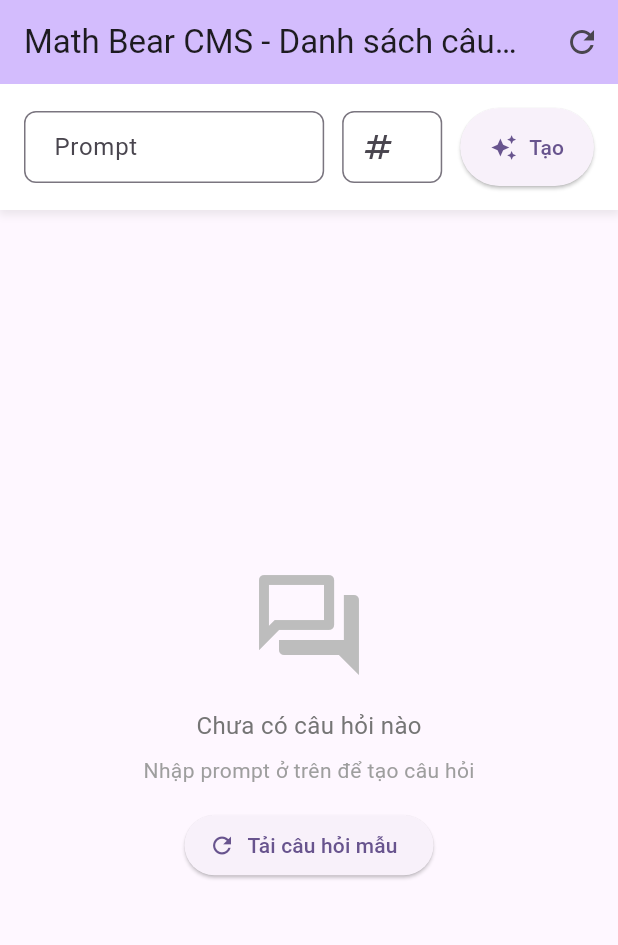
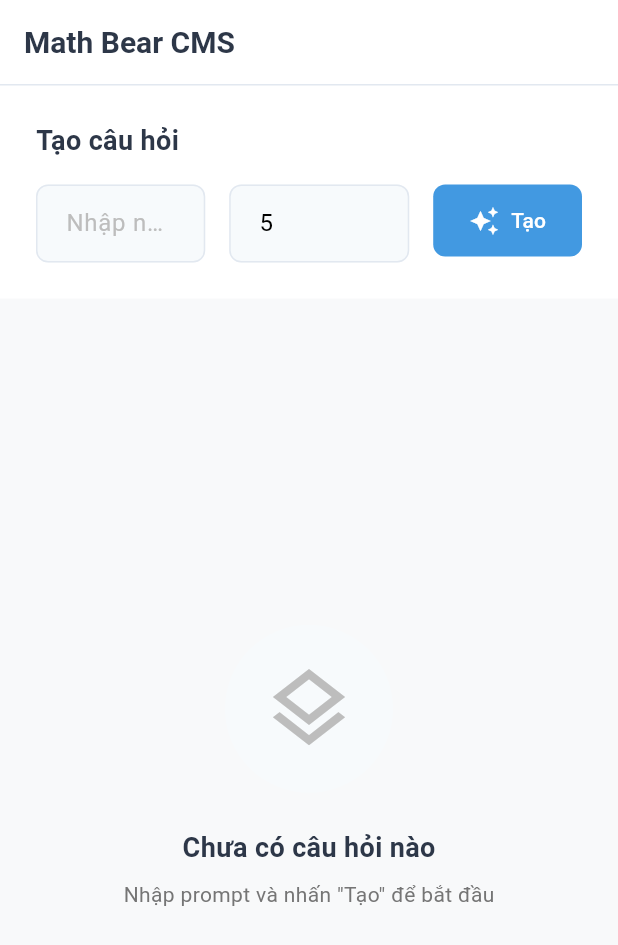
Before and after one commit to dainn67/math-bear-cms, a Flutter app: the screen it shows after launch, on a phone screen of 412 x 824 dp. Shown: the top 945 px of the screen. Run offline on Flutter 3.47's test engine with Material 3 defaults, Android fonts, the phone set to English and light mode, and no system bars.

Commit message:
feat: home screen

```diff
--- a/lib/screens/home_screen.dart
+++ b/lib/screens/home_screen.dart
@@ -12,19 +12,11 @@ class HomeScreen extends StatefulWidget {
 }
 
 class _HomeScreenState extends State<HomeScreen> {
-  late ImageGenProvider imageGenProvider;
-
   final TextEditingController _promptController = TextEditingController();
   final TextEditingController _numberOfImagesController = TextEditingController(text: '5');
 
-  String get prompt => _promptController.text.trim();
-  int get numberOfImages => int.tryParse(_numberOfImagesController.text.trim()) ?? 5;
-
-  @override
-  void initState() {
-    super.initState();
-    imageGenProvider = Provider.of<ImageGenProvider>(context, listen: false);
-  }
+  String get _prompt => _promptController.text.trim();
+  int get _numberOfImages => int.tryParse(_numberOfImagesController.text.trim()) ?? 5;
 
   @override
   void dispose() {
@@ -33,284 +25,413 @@ class _HomeScreenState extends State<HomeScreen> {
     super.dispose();
   }
 
+  void _handleGenerate(ImageGenProvider provider) {
+    if (_prompt.isNotEmpty) {
+      provider.generateImageQuestionsList(_prompt, numberOfImages: _numberOfImages);
+    }
+  }
+
   @override
   Widget build(BuildContext context) {
     return Scaffold(
-      appBar: AppBar(
-        title: const Text('Math Bear CMS - Danh sách câu hỏi'),
-        backgroundColor: Theme.of(context).colorScheme.inversePrimary,
-        actions: [
-          IconButton(
-            icon: const Icon(Icons.refresh),
-            onPressed: () {
-              imageGenProvider.generateImageQuestionsList(prompt, numberOfImages: numberOfImages);
-            },
-          ),
+      backgroundColor: const Color(0xFFF8F9FA),
+      appBar: _buildAppBar(),
+      body: Consumer<ImageGenProvider>(
+        builder: (context, provider, _) => Column(
+          children: [
+            _buildInputSection(provider),
+            Expanded(child: _buildContent(provider)),
           ],
         ),
-      body: Consumer<ImageGenProvider>(
-        builder: (context, provider, child) {
-          return Column(
-            children: [
-              // Prompt input section
-              Container(
-                padding: const EdgeInsets.all(16),
-                decoration: BoxDecoration(
-                  color: Colors.white,
-                  boxShadow: [
-                    BoxShadow(
-                      color: Colors.grey.withValues(alpha: 0.2),
-                      spreadRadius: 1,
-                      blurRadius: 4,
-                      offset: const Offset(0, 2),
-                    ),
-                  ],
-                ),
-                child: Column(
-                  children: [
-                    Row(
-                      children: [
-                        Expanded(
-                          flex: 3,
-                          child: TextField(
-                            controller: _promptController,
-                            decoration: InputDecoration(
-                              labelText: 'Prompt',
-                              hintText: 'Nhập prompt để tạo câu hỏi...',
-                              border: OutlineInputBorder(
-                                borderRadius: BorderRadius.circular(8),
-                              ),
-                              contentPadding: const EdgeInsets.symmetric(
-                                horizontal: 16,
-                                vertical: 12,
-                              ),
-                            ),
-                            maxLines: 1,
-                            textInputAction: TextInputAction.next,
-                            onSubmitted: (_) {
-                              if (_promptController.text.trim().isNotEmpty) {
-                                provider.generateImageQuestionsList(prompt, numberOfImages: numberOfImages);
-                              }
-                            },
-                          ),
-                        ),
-                        const SizedBox(width: 12),
-                        Expanded(
-                          child: TextField(
-                            controller: _numberOfImagesController,
-                            decoration: InputDecoration(
-                              labelText: 'Số lượng',
-                              hintText: '5',
-                              border: OutlineInputBorder(
-                                borderRadius: BorderRadius.circular(8),
-                              ),
-                              contentPadding: const EdgeInsets.symmetric(
-                                horizontal: 16,
-                                vertical: 12,
-                              ),
-                              prefixIcon: const Icon(Icons.numbers),
-                            ),
-                            keyboardType: TextInputType.number,
-                            maxLines: 1,
-                            textInputAction: TextInputAction.done,
-                            onSubmitted: (_) {
-                              if (_promptController.text.trim().isNotEmpty) {
-                                provider.generateImageQuestionsList(prompt, numberOfImages: numberOfImages);
-                              }
-                            },
-                          ),
-                        ),
-                        const SizedBox(width: 12),
-                        ElevatedButton.icon(
-                          onPressed: provider.isLoading
-                              ? null
-                              : () {
-                                  if (_promptController.text.trim().isNotEmpty) {
-                                    provider.generateImageQuestionsList(prompt, numberOfImages: numberOfImages);
-                                  }
-                                },
-                          icon: const Icon(Icons.auto_awesome),
-                          label: const Text('Tạo'),
-                          style: ElevatedButton.styleFrom(
-                            padding: const EdgeInsets.symmetric(
-                              horizontal: 20,
-                              vertical: 16,
-                            ),
-                          ),
-                        ),
-                      ],
-                    ),
-                  ],
-                ),
-              ),
-
-              // Content section
-              Expanded(child: _buildContent(provider)),
-            ],
-          );
-        },
       ),
     );
   }
 
-  Widget _buildContent(ImageGenProvider provider) {
-    // Loading
-    if (provider.isLoading) {
-      return const Center(
-        child: Column(
-          mainAxisAlignment: MainAxisAlignment.center,
-          children: [
-            CircularProgressIndicator(),
-            SizedBox(height: 16),
-            Text('Đang tải danh sách câu hỏi...'),
-          ],
+  PreferredSizeWidget _buildAppBar() {
+    return AppBar(
+      elevation: 0,
+      backgroundColor: Colors.white,
+      title: const Text(
+        'Math Bear CMS',
+        style: TextStyle(
+          color: Color(0xFF2D3748),
+          fontSize: 20,
+          fontWeight: FontWeight.w600,
+        ),
+      ),
+      bottom: PreferredSize(
+        preferredSize: const Size.fromHeight(1),
+        child: Container(
+          height: 1,
+          color: const Color(0xFFE2E8F0),
+        ),
       ),
     );
   }
 
-    // Error message
-    if (provider.imageQuestions.any((question) => question.hasError)) {
-      return Center(
+  Widget _buildInputSection(ImageGenProvider provider) {
+    return Container(
+      padding: const EdgeInsets.all(24),
+      color: Colors.white,
       child: Column(
-          mainAxisAlignment: MainAxisAlignment.center,
+        crossAxisAlignment: CrossAxisAlignment.start,
         children: [
-            Icon(
-              Icons.error_outline,
-              size: 80,
-              color: Colors.red[300],
-            ),
-            const SizedBox(height: 16),
-            Padding(
-              padding: const EdgeInsets.symmetric(horizontal: 32),
-              child: Text(
-                provider.imageQuestions.firstWhere((question) => question.hasError).error!,
+          const Text(
+            'Tạo câu hỏi',
             style: TextStyle(
-                  fontSize: 16,
-                  color: Colors.red[700],
-                ),
-                textAlign: TextAlign.center,
+              fontSize: 18,
+              fontWeight: FontWeight.w600,
+              color: Color(0xFF2D3748),
             ),
           ),
           const SizedBox(height: 16),
-            ElevatedButton.icon(
-              onPressed: () {
-                provider.generateImageQuestionsList(prompt, numberOfImages: numberOfImages);
-              },
-              icon: const Icon(Icons.refresh),
-              label: const Text('Thử lại'),
+          Row(
+            crossAxisAlignment: CrossAxisAlignment.start,
+            children: [
+              Expanded(
+                flex: 4,
+                child: _buildPromptField(provider),
+              ),
+              const SizedBox(width: 16),
+              SizedBox(
+                width: 120,
+                child: _buildNumberField(provider),
+              ),
+              const SizedBox(width: 16),
+              _buildGenerateButton(provider),
+            ],
           ),
         ],
       ),
     );
   }
 
-    // Empty list
+  Widget _buildPromptField(ImageGenProvider provider) {
+    return TextField(
+      controller: _promptController,
+      style: const TextStyle(color: Colors.black),
+      decoration: InputDecoration(
+        focusColor: Colors.black,
+        hintText: 'Nhập nội dung câu hỏi...',
+        hintStyle: TextStyle(color: Colors.grey[400]),
+        filled: true,
+        fillColor: const Color(0xFFF7FAFC),
+        border: OutlineInputBorder(
+          borderRadius: BorderRadius.circular(8),
+          borderSide: const BorderSide(color: Color(0xFFE2E8F0)),
+        ),
+        enabledBorder: OutlineInputBorder(
+          borderRadius: BorderRadius.circular(8),
+          borderSide: const BorderSide(color: Color(0xFFE2E8F0)),
+        ),
+        focusedBorder: OutlineInputBorder(
+          borderRadius: BorderRadius.circular(8),
+          borderSide: const BorderSide(color: Color(0xFF4299E1), width: 2),
+        ),
+        contentPadding: const EdgeInsets.symmetric(horizontal: 16, vertical: 14),
+      ),
+      onSubmitted: (_) => _handleGenerate(provider),
+    );
+  }
+
+  Widget _buildNumberField(ImageGenProvider provider) {
+    return TextField(
+      controller: _numberOfImagesController,
+      keyboardType: TextInputType.number,
+      style: const TextStyle(color: Colors.black),
+      decoration: InputDecoration(
+        focusColor: Colors.black,
+        hintText: '5',
+        hintStyle: TextStyle(color: Colors.grey[400]),
+        filled: true,
+        fillColor: const Color(0xFFF7FAFC),
+        border: OutlineInputBorder(
+          borderRadius: BorderRadius.circular(8),
+          borderSide: const BorderSide(color: Color(0xFFE2E8F0)),
+        ),
+        enabledBorder: OutlineInputBorder(
+          borderRadius: BorderRadius.circular(8),
+          borderSide: const BorderSide(color: Color(0xFFE2E8F0)),
+        ),
+        focusedBorder: OutlineInputBorder(
+          borderRadius: BorderRadius.circular(8),
+          borderSide: const BorderSide(color: Color(0xFF4299E1), width: 2),
+        ),
+        contentPadding: const EdgeInsets.symmetric(horizontal: 16, vertical: 14),
+      ),
+      onSubmitted: (_) => _handleGenerate(provider),
+    );
+  }
+
+  Widget _buildGenerateButton(ImageGenProvider provider) {
+    return SizedBox(
+      height: 48,
+      child: ElevatedButton.icon(
+        onPressed: provider.isLoading ? null : () => _handleGenerate(provider),
+        icon: Icon(
+          provider.isLoading ? Icons.hourglass_empty : Icons.auto_awesome,
+          size: 20,
+        ),
+        label: Text(provider.isLoading ? 'Đang tạo...' : 'Tạo'),
+        style: ElevatedButton.styleFrom(
+          backgroundColor: const Color(0xFF4299E1),
+          foregroundColor: Colors.white,
+          elevation: 0,
+          padding: const EdgeInsets.symmetric(horizontal: 24),
+          shape: RoundedRectangleBorder(
+            borderRadius: BorderRadius.circular(8),
+          ),
+          disabledBackgroundColor: const Color(0xFFCBD5E0),
+        ),
+      ),
+    );
+  }
+
+  Widget _buildContent(ImageGenProvider provider) {
+    if (provider.isLoading) {
+      return _buildLoadingState();
+    }
+
+    if (provider.imageQuestions.any((q) => q.hasError)) {
+      return _buildErrorState(provider);
+    }
+
     if (provider.imageQuestions.isEmpty) {
-      return Center(
+      return _buildEmptyState();
+    }
+
+    return _buildQuestionsList(provider);
+  }
+
+  Widget _buildLoadingState() {
+    return const Center(
       child: Column(
         mainAxisAlignment: MainAxisAlignment.center,
         children: [
-            Icon(
-              Icons.question_answer_outlined,
-              size: 80,
-              color: Colors.grey[400],
+          CircularProgressIndicator(
+            color: Color(0xFF4299E1),
+            strokeWidth: 3,
           ),
-            const SizedBox(height: 16),
+          SizedBox(height: 24),
           Text(
-              'Chưa có câu hỏi nào',
+            'Đang tạo câu hỏi...',
             style: TextStyle(
               fontSize: 16,
-                color: Colors.grey[600],
+              color: Color(0xFF718096),
             ),
-            ),
-            const SizedBox(height: 8),
-            Text(
-              'Nhập prompt ở trên để tạo câu hỏi',
-              style: TextStyle(
-                fontSize: 14,
-                color: Colors.grey[500],
-              ),
-            ),
-            const SizedBox(height: 16),
-            ElevatedButton.icon(
-              onPressed: () {
-                provider.generateImageQuestionsList(prompt, numberOfImages: numberOfImages);
-              },
-              icon: const Icon(Icons.refresh),
-              label: const Text('Tải câu hỏi mẫu'),
           ),
         ],
       ),
     );
   }
 
-    // Display grid of questions
+  Widget _buildErrorState(ImageGenProvider provider) {
+    final error = provider.imageQuestions.firstWhere((q) => q.hasError).error!;
+    return Center(
+      child: Padding(
+        padding: const EdgeInsets.all(32),
+        child: Column(
+          mainAxisAlignment: MainAxisAlignment.center,
+          children: [
+            Container(
+              padding: const EdgeInsets.all(20),
+              decoration: BoxDecoration(
+                color: const Color(0xFFFFF5F5),
+                shape: BoxShape.circle,
+              ),
+              child: const Icon(
+                Icons.error_outline,
+                size: 48,
+                color: Color(0xFFFC8181),
+              ),
+            ),
+            const SizedBox(height: 24),
+            Text(
+              error,
+              style: const TextStyle(
+                fontSize: 15,
+                color: Color(0xFF4A5568),
+              ),
+              textAlign: TextAlign.center,
+            ),
+            const SizedBox(height: 24),
+            OutlinedButton.icon(
+              onPressed: () => _handleGenerate(provider),
+              icon: const Icon(Icons.refresh),
+              label: const Text('Thử lại'),
+              style: OutlinedButton.styleFrom(
+                foregroundColor: const Color(0xFF4299E1),
+                side: const BorderSide(color: Color(0xFF4299E1)),
+                padding: const EdgeInsets.symmetric(horizontal: 24, vertical: 12),
+                shape: RoundedRectangleBorder(
+                  borderRadius: BorderRadius.circular(8),
+                ),
+              ),
+            ),
+          ],
+        ),
+      ),
+    );
+  }
+
+  Widget _buildEmptyState() {
+    return Center(
+      child: Column(
+        mainAxisAlignment: MainAxisAlignment.center,
+        children: [
+          Container(
+            padding: const EdgeInsets.all(24),
+            decoration: BoxDecoration(
+              color: const Color(0xFFF7FAFC),
+              shape: BoxShape.circle,
+            ),
+            child: Icon(
+              Icons.layers_outlined,
+              size: 64,
+              color: Colors.grey[400],
+            ),
+          ),
+          const SizedBox(height: 24),
+          const Text(
+            'Chưa có câu hỏi nào',
+            style: TextStyle(
+              fontSize: 18,
+              fontWeight: FontWeight.w600,
+              color: Color(0xFF2D3748),
+            ),
+          ),
+          const SizedBox(height: 8),
+          Text(
+            'Nhập prompt và nhấn "Tạo" để bắt đầu',
+            style: TextStyle(
+              fontSize: 14,
+              color: Colors.grey[600],
+            ),
+          ),
+        ],
+      ),
+    );
+  }
+
+  Widget _buildQuestionsList(ImageGenProvider provider) {
     return GridView.builder(
-      padding: const EdgeInsets.all(16),
-      gridDelegate: const SliverGridDelegateWithFixedCrossAxisCount(
-        crossAxisCount: 4,
-        childAspectRatio: 0.9,
-        crossAxisSpacing: 16,
-        mainAxisSpacing: 16,
+      padding: const EdgeInsets.all(24),
+      gridDelegate: const SliverGridDelegateWithMaxCrossAxisExtent(
+        maxCrossAxisExtent: 320,
+        childAspectRatio: 0.75,
+        crossAxisSpacing: 20,
+        mainAxisSpacing: 20,
       ),
       itemCount: provider.imageQuestions.length,
-      itemBuilder: (context, index) => _QuestionCard(question: provider.imageQuestions[index]),
+      itemBuilder: (context, index) => _QuestionCard(
+        question: provider.imageQuestions[index],
+        index: index,
+      ),
     );
   }
 }
 
 class _QuestionCard extends StatelessWidget {
   final ImageQuestion question;
+  final int index;
 
-  const _QuestionCard({required this.question});
+  const _QuestionCard({
+    required this.question,
+    required this.index,
+  });
 
   @override
   Widget build(BuildContext context) {
-    return Card(
-      elevation: 4,
-      shape: RoundedRectangleBorder(
+    return Container(
+      decoration: BoxDecoration(
+        color: Colors.white,
         borderRadius: BorderRadius.circular(12),
+        border: Border.all(color: const Color(0xFFE2E8F0)),
+        boxShadow: [
+          BoxShadow(
+            color: Colors.black.withOpacity(0.04),
+            blurRadius: 10,
+            offset: const Offset(0, 2),
+          ),
+        ],
       ),
       child: Column(
-        crossAxisAlignment: CrossAxisAlignment.stretch,
-        mainAxisSize: MainAxisSize.min,
+        crossAxisAlignment: CrossAxisAlignment.start,
         children: [
-          // Image section with fixed height
-          SizedBox(
-            height: 200,
+          _buildImageSection(),
+          _buildQuestionSection(),
+        ],
+      ),
+    );
+  }
+
+  Widget _buildImageSection() {
+    return Expanded(
+      flex: 3,
+      child: Container(
+        decoration: const BoxDecoration(
+          color: Color(0xFFF7FAFC),
+          borderRadius: BorderRadius.vertical(top: Radius.circular(12)),
+        ),
         child: ClipRRect(
           borderRadius: const BorderRadius.vertical(top: Radius.circular(12)),
           child: question.imageGenResponse.hasImages
               ? Image.memory(
                   base64Decode(question.imageGenResponse.firstImage!),
                   width: double.infinity,
-                      fit: BoxFit.scaleDown,
+                  fit: BoxFit.contain,
                 )
-                  : Container(
-                      color: Colors.grey[300],
-                      child: const Icon(
-                        Icons.image_not_supported,
+              : const Center(
+                  child: Icon(
+                    Icons.image_not_supported_outlined,
                     size: 48,
-                        color: Colors.grey,
+                    color: Color(0xFFCBD5E0),
                   ),
                 ),
         ),
       ),
-          // Question text section with fixed height
-          Padding(
-            padding: const EdgeInsets.all(12),
-            child: SingleChildScrollView(
+    );
+  }
+
+  Widget _buildQuestionSection() {
+    return Expanded(
+      flex: 2,
+      child: Padding(
+        padding: const EdgeInsets.all(16),
+        child: Column(
+          crossAxisAlignment: CrossAxisAlignment.start,
+          children: [
+            Container(
+              padding: const EdgeInsets.symmetric(horizontal: 8, vertical: 4),
+              decoration: BoxDecoration(
+                color: const Color(0xFFEBF8FF),
+                borderRadius: BorderRadius.circular(4),
+              ),
+              child: Text(
+                'Câu ${index + 1}',
+                style: const TextStyle(
+                  fontSize: 11,
+                  fontWeight: FontWeight.w600,
+                  color: Color(0xFF2C5282),
+                ),
+              ),
+            ),
+            const SizedBox(height: 12),
+            Expanded(
               child: Text(
                 question.question,
                 style: const TextStyle(
-                  fontSize: 13,
-                  fontWeight: FontWeight.w500,
+                  fontSize: 14,
+                  height: 1.5,
+                  color: Color(0xFF2D3748),
                 ),
-              ),
+                maxLines: 4,
+                overflow: TextOverflow.ellipsis,
               ),
             ),
           ],
         ),
+      ),
     );
   }
 }
```
Lines whose indentation alone changed are shown as unchanged.
